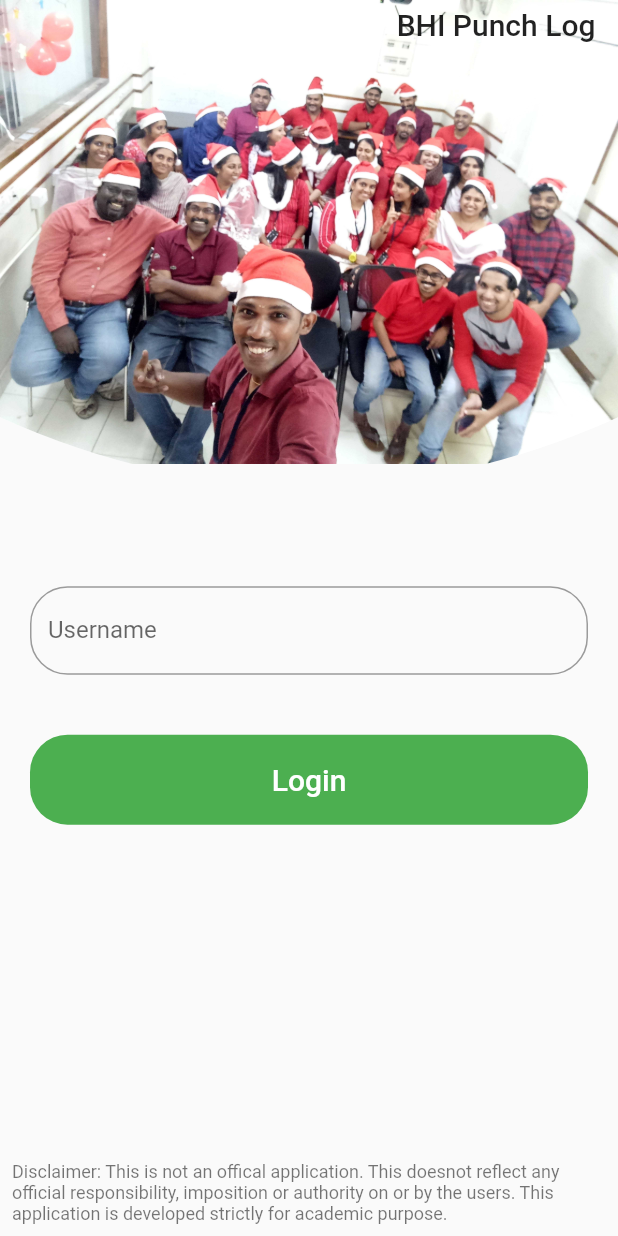
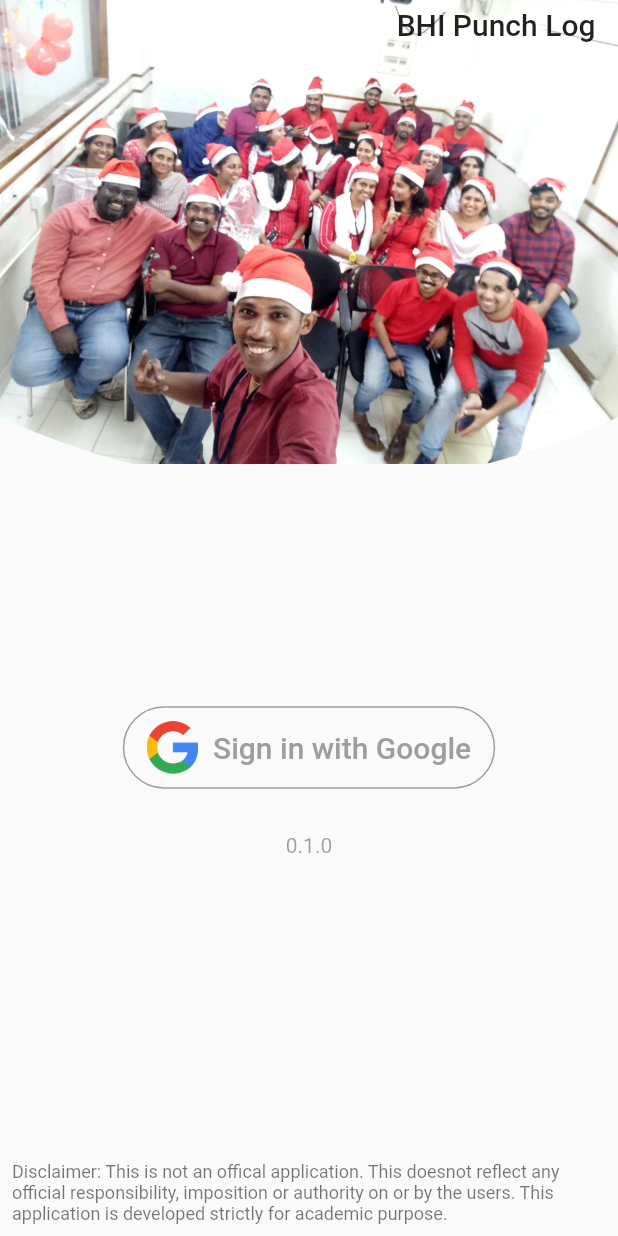
Before and after one commit to anoop-ananthan/bhi_punchlog, a Flutter app: the screen it shows after launch, on a phone screen of 412 x 824 dp. Run offline on Flutter 3.47's test engine with Material 2 defaults, Android fonts, the phone set to English and light mode, and no system bars; our stand-ins replace flutter_mobx, google_sign_in, mobx, package_info, toast; accounts and stored records are empty; generated files the repository leaves out were written again; network calls fail.

Commit message:
Add Google authentication
* Rename appId to `com.bhi.punchlog`
* Add Google Auth2
* Add version number below Google button

```diff
--- a/lib/screens/login/login.dart
+++ b/lib/screens/login/login.dart
@@ -1,8 +1,17 @@
+import 'package:bhi_punchlog/data/store.dart';
+import 'package:bhi_punchlog/globals.dart' as globals;
+import 'package:bhi_punchlog/screens/login/login_background.dart';
 import 'package:flutter/material.dart';
-import 'package:bhi_punchlog/data/store.dart';
-import 'package:bhi_punchlog/screens/login/login_background.dart';
+import 'package:google_sign_in/google_sign_in.dart';
+import 'package:package_info/package_info.dart';
 import 'package:toast/toast.dart';
-import 'package:bhi_punchlog/globals.dart' as globals;
+
+GoogleSignIn _googleSignIn = GoogleSignIn(
+  scopes: <String>[
+    'email',
+    'https://www.googleapis.com/auth/contacts.readonly',
+  ],
+);
 
 class LoginScreen extends StatefulWidget {
   LoginScreen();
@@ -11,39 +20,46 @@ class LoginScreen extends StatefulWidget {
 }
 
 class _LoginScreenState extends State<LoginScreen> {
-  String username;
+  GoogleSignInAccount _currentUser;
   final AppStore appStore = globals.store;
 
   _LoginScreenState();
 
   void initState() {
     super.initState();
-    this.fetcUsersFromApi();
+    appStore.getUsers();
+    _googleSignIn.onCurrentUserChanged.listen((GoogleSignInAccount account) {
+      setState(() {
+        _currentUser = account;
+      });
+      print(_currentUser);
+    });
+    // _googleSignIn.signInSilently();
   }
 
-  void fetcUsersFromApi() async {
-    await appStore.getUsers();
+  void onLoginButtonClicked() async {
+    try {
+      await _googleSignIn.signIn();
+      Navigator.pushReplacementNamed(context, '/users_list');
+    } catch (error) {
+      print(error);
+      showToast('test');
+    }
   }
 
-  onLoginButtonClicked() {
-    if (checkIfUserExists())
-      Navigator.pushReplacementNamed(context, '/users_list');
-    else
-      showToast("Invalid username");
+  void showToast(String msg) {
+    Toast.show(msg, context, backgroundRadius: 5, backgroundColor: Colors.red);
   }
 
-  checkIfUserExists() {
-    try {
-      if (appStore.users.length == 0) return;
-      for (var u in appStore.users) {
-        if (u.username == username) {
-          return true;
-        }
-      }
-      return false;
-    } catch (e) {
-      return false;
-    }
+  Future<String> getVersionNumber() async {
+    PackageInfo packageInfo = await PackageInfo.fromPlatform();
+    return packageInfo.version;
+
+    // Other data you can get:
+    //
+    // 	String appName = packageInfo.appName;
+    // 	String packageName = packageInfo.packageName;
+    //	String buildNumber = packageInfo.buildNumber;
   }
 
   @override
@@ -69,43 +85,47 @@ class _LoginScreenState extends State<LoginScreen> {
               ),
             ],
           ),
-          Padding(
-            padding: const EdgeInsets.all(20.0),
-            child: TextFormField(
-              onChanged: (text) {
-                username = text;
-              },
-              decoration: InputDecoration(
-                  labelText: "Username",
-                  hintText: "Enter your username",
-                  border: OutlineInputBorder(
-                    borderRadius: BorderRadius.circular(25.0),
-                    borderSide: BorderSide(),
-                  ),
-                  fillColor: Colors.green),
-              validator: (val) {
-                if (val.length == 0) return "Please enter your username";
-                return null;
-              },
-              keyboardType: TextInputType.text,
+          Container(
+            padding: EdgeInsets.only(top: 100),
+            child: OutlineButton(
+              splashColor: Colors.grey,
+              onPressed: onLoginButtonClicked,
+              shape: RoundedRectangleBorder(
+                  borderRadius: BorderRadius.circular(40)),
+              highlightElevation: 0,
+              borderSide: BorderSide(color: Colors.grey),
+              child: Padding(
+                padding: const EdgeInsets.fromLTRB(0, 10, 0, 10),
+                child: Row(
+                  mainAxisSize: MainAxisSize.min,
+                  mainAxisAlignment: MainAxisAlignment.center,
+                  children: <Widget>[
+                    Image(
+                        image: AssetImage("assets/google_logo.png"),
+                        height: 35.0),
+                    Padding(
+                      padding: const EdgeInsets.only(left: 10),
+                      child: Text(
+                        'Sign in with Google',
+                        style: TextStyle(
+                          fontSize: 20,
+                          color: Colors.grey,
+                        ),
+                      ),
+                    )
+                  ],
+                ),
+              ),
             ),
           ),
           Container(
-            width: double.infinity,
-            height: 100,
-            padding: const EdgeInsets.all(20.0),
-            child: FlatButton(
-              onPressed: onLoginButtonClicked,
-              padding: EdgeInsets.all(10),
-              shape: RoundedRectangleBorder(
-                  borderRadius: BorderRadius.circular(25)),
-              color: Colors.green,
-              child: Text(
-                'Login',
-                style: Theme.of(context)
-                    .textTheme
-                    .title
-                    .apply(color: Colors.white),
+            padding: const EdgeInsets.only(top: 30),
+            child: FutureBuilder(
+              future: getVersionNumber(),
+              builder: (BuildContext context, AsyncSnapshot<String> snapshot) =>
+                  Text(
+                snapshot.hasData ? snapshot.data : "version...",
+                style: TextStyle(color: Colors.black38),
               ),
             ),
           ),
@@ -125,8 +145,4 @@ class _LoginScreenState extends State<LoginScreen> {
       ),
     );
   }
-
-  void showToast(String msg) {
-    Toast.show(msg, context, backgroundRadius: 5, backgroundColor: Colors.red);
-  }
 }
--- a/pubspec.yaml
+++ b/pubspec.yaml
@@ -1,7 +1,7 @@
 name: bhi_punchlog
 description: A new Flutter project.
 
-version: 1.0.0+1
+version: 0.1.0+1
 
 environment:
   sdk: ">=2.1.0 <3.0.0"
@@ -16,6 +16,8 @@ dependencies:
   http: ^0.12.0+3
   toast: ^0.1.5
   intl: ^0.16.1
+  google_sign_in: ^4.1.4
+  package_info: ^0.4.0+6
 
 dev_dependencies:
   flutter_test:
```
Also changed, not shown: lib/main.dart (+159 -0 lines), assets/google_logo.png (added), pubspec.lock, 8 other files.
